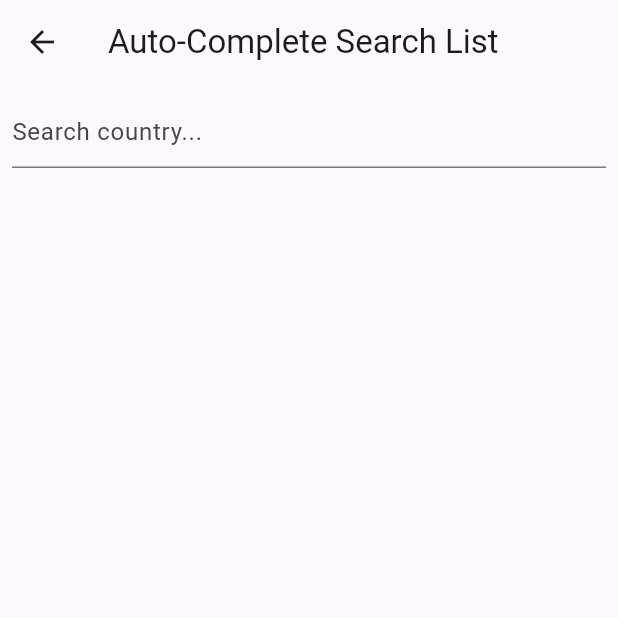
After one commit to ravi84184/flutter_demos, a Flutter app: the screen it shows after launch, after a tap on "Auto-Complete Search List", on a phone screen of 412 x 824 dp, the top half of it. The commit adds this screen. Run offline on Flutter 3.47's test engine with Material 2 defaults, Android fonts, the phone set to English and light mode, and no system bars; drawn by our look-alikes of flutter_typeahead.

Commit message:
-- Auto-Complete Search List

```diff
--- /dev/null
+++ b/lib/auto_complete_search_list/AutoCompleteSearchScreen.dart
@@ -0,0 +1,64 @@
+import 'package:flutter/material.dart';
+import 'package:flutter_typeahead/flutter_typeahead.dart';
+
+class AutoCompleteSearchScreen extends StatefulWidget {
+  const AutoCompleteSearchScreen({super.key});
+
+  @override
+  State<AutoCompleteSearchScreen> createState() =>
+      _AutoCompleteSearchScreenState();
+}
+
+class _AutoCompleteSearchScreenState extends State<AutoCompleteSearchScreen> {
+  final TextEditingController _controller = TextEditingController();
+  List<String> countries = [
+    'United States',
+    'Canada',
+    'India',
+    'Australia',
+    'United Kingdom',
+    'Germany',
+    // Add more countries...
+  ];
+
+  @override
+  Widget build(BuildContext context) {
+    return Scaffold(
+      appBar: AppBar(
+        title: const Text('Auto-Complete Search List'),
+      ),
+      body: Padding(
+        padding: const EdgeInsets.all(8.0),
+        child: Column(
+          children: [
+            TypeAheadField(
+              textFieldConfiguration: TextFieldConfiguration(
+                autofocus: true,
+                controller: _controller,
+                decoration: const InputDecoration(
+                  hintText: 'Search country...',
+                ),
+              ),
+              suggestionsCallback: (pattern) {
+                return countries
+                    .where((country) =>
+                        country.toLowerCase().contains(pattern.toLowerCase()))
+                    .toList();
+              },
+              itemBuilder: (context, suggestion) {
+                return ListTile(
+                  title: Text(suggestion),
+                );
+              },
+              onSuggestionSelected: (suggestion) {
+                _controller.text = suggestion;
+                // Handle when a suggestion is selected.
+                print('Selected country: $suggestion');
+              },
+            ),
+          ],
+        ),
+      ),
+    );
+  }
+}
--- a/lib/main.dart
+++ b/lib/main.dart
@@ -1,5 +1,6 @@
 import 'package:flutter/material.dart';
-import 'package:flutter_typeahead/flutter_typeahead.dart';
+
+import 'auto_complete_search_list/AutoCompleteSearchScreen.dart';
 
 void main() {
   runApp(const MyApp());
@@ -32,52 +33,25 @@ class MyHomePage extends StatefulWidget {
 }
 
 class _MyHomePageState extends State<MyHomePage> {
-  final TextEditingController _controller = TextEditingController();
-  List<String> countries = [
-    'United States',
-    'Canada',
-    'India',
-    'Australia',
-    'United Kingdom',
-    'Germany',
-    // Add more countries...
-  ];
-
   @override
   Widget build(BuildContext context) {
     return Scaffold(
       appBar: AppBar(
-        title: const Text('Auto-Complete Search List'),
+        title: const Text('Flutter Demo'),
       ),
       body: Padding(
         padding: const EdgeInsets.all(8.0),
         child: Column(
           children: [
-            TypeAheadField(
-              textFieldConfiguration: TextFieldConfiguration(
-                autofocus: true,
-                controller: _controller,
-                decoration: const InputDecoration(
-                  hintText: 'Search country...',
-                ),
-              ),
-              suggestionsCallback: (pattern) {
-                return countries
-                    .where((country) =>
-                        country.toLowerCase().contains(pattern.toLowerCase()))
-                    .toList();
-              },
-              itemBuilder: (context, suggestion) {
-                return ListTile(
-                  title: Text(suggestion),
-                );
-              },
-              onSuggestionSelected: (suggestion) {
-                _controller.text = suggestion;
-                // Handle when a suggestion is selected.
-                print('Selected country: $suggestion');
-              },
-            ),
+            ElevatedButton(
+                onPressed: () {
+                  Navigator.push(
+                      context,
+                      MaterialPageRoute(
+                          builder: (context) =>
+                              const AutoCompleteSearchScreen()));
+                },
+                child: const Text("Auto-Complete Search List"))
           ],
         ),
       ),
```
